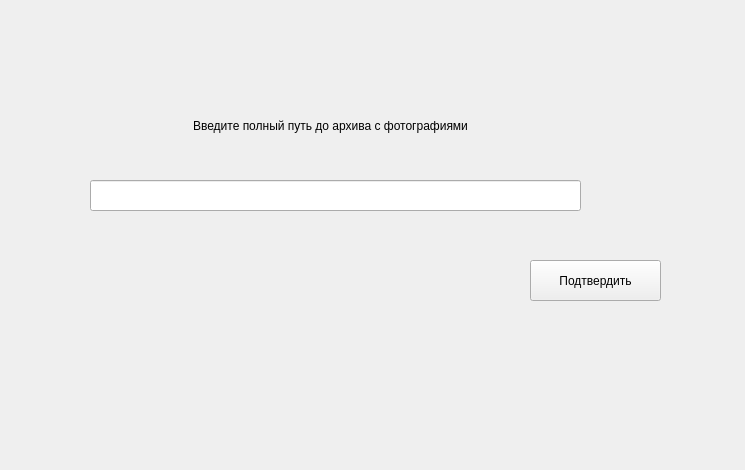
Old version of the form path_to_ZIP.ui in the repository moiz303/google_downloader.
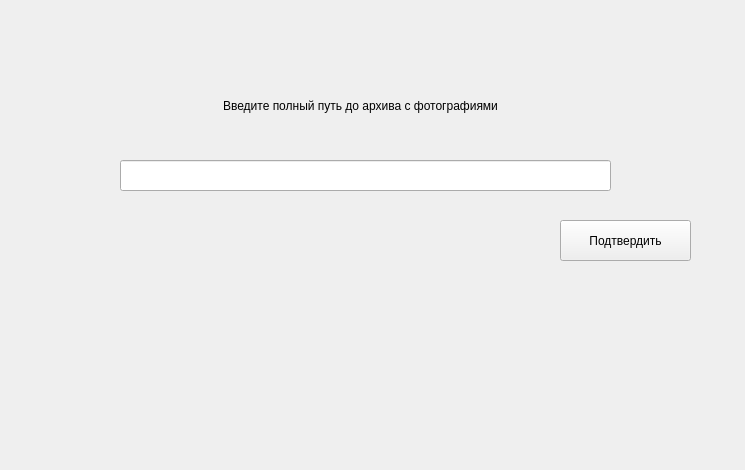
New version of the form.

What changed in the file:
```diff
--- a/path_to_ZIP.ui
+++ b/path_to_ZIP.ui
@@ -16,8 +16,8 @@
   <widget class="QLabel" name="label">
    <property name="geometry">
     <rect>
-     <x>110</x>
-     <y>110</y>
+     <x>140</x>
+     <y>90</y>
      <width>441</width>
      <height>31</height>
     </rect>
@@ -32,8 +32,8 @@
   <widget class="QLineEdit" name="path">
    <property name="geometry">
     <rect>
-     <x>90</x>
-     <y>180</y>
+     <x>120</x>
+     <y>160</y>
      <width>491</width>
      <height>31</height>
     </rect>
@@ -42,10 +42,10 @@
   <widget class="QLabel" name="logo">
    <property name="geometry">
     <rect>
-     <x>40</x>
-     <y>340</y>
-     <width>641</width>
-     <height>101</height>
+     <x>60</x>
+     <y>290</y>
+     <width>661</width>
+     <height>141</height>
     </rect>
    </property>
    <property name="text">
@@ -55,8 +55,8 @@
   <widget class="QPushButton" name="confirm">
    <property name="geometry">
     <rect>
-     <x>530</x>
-     <y>260</y>
+     <x>560</x>
+     <y>220</y>
      <width>131</width>
      <height>41</height>
     </rect>
```
